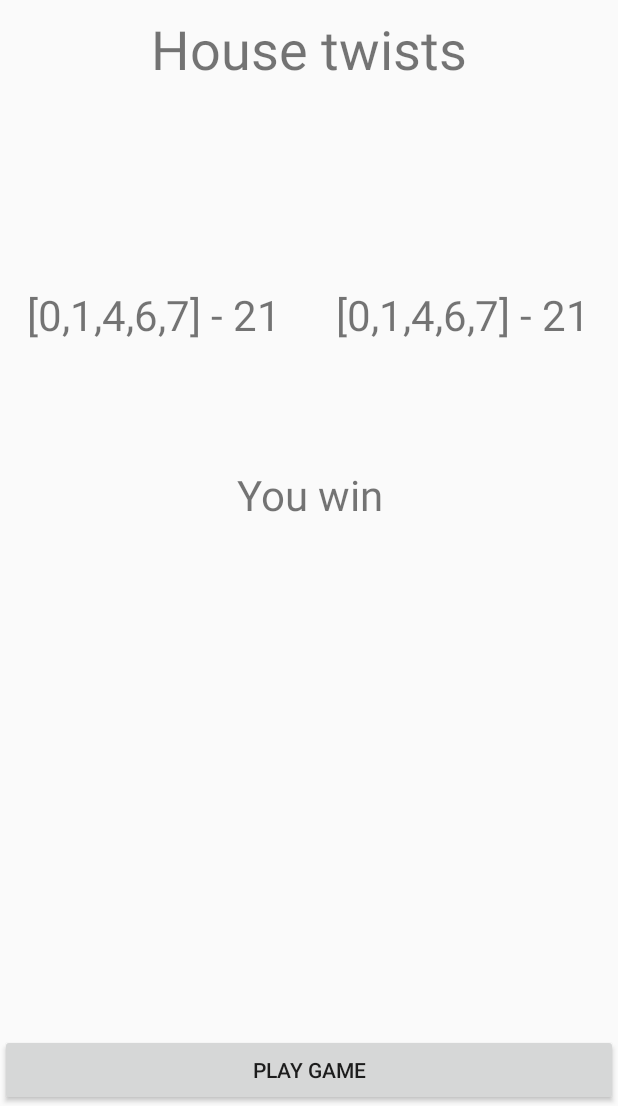
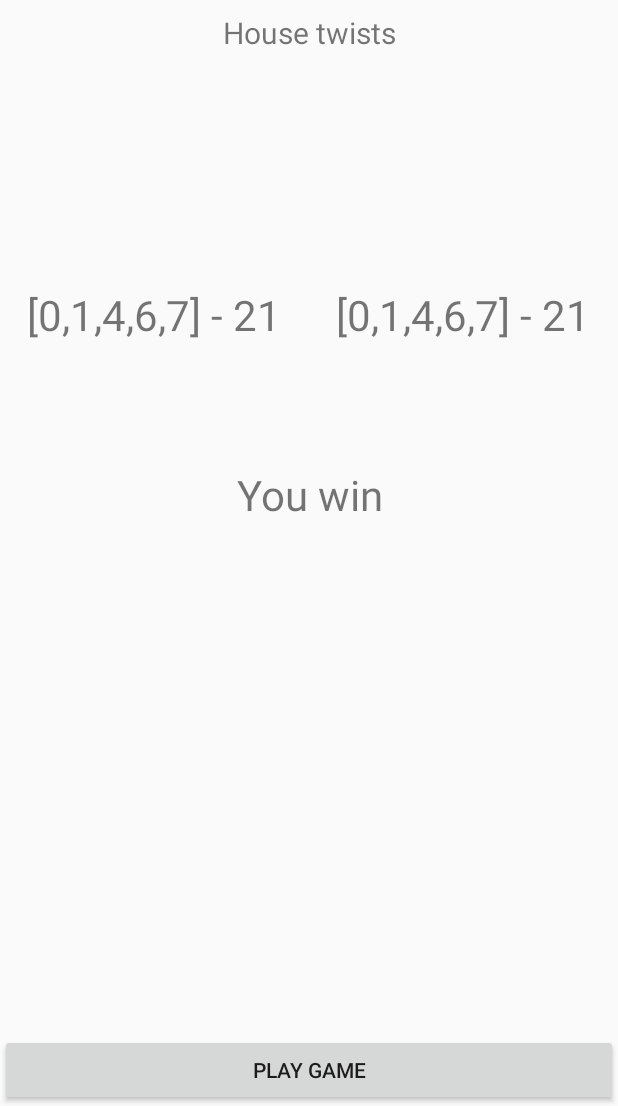
Before and after one commit to Jon-Ross/blackjack-android, an Android app: the layout activity_main.xml on its own in the app's theme, with its tools: preview values and no code run, on a phone screen of 412 x 824 dp, the part 130-1236 px from its top. Run offline under Robolectric (Android 15) with nearby library versions, the phone set to English and light mode, and no system bars.

```diff
--- a/app/src/main/res/layout/activity_main.xml
+++ b/app/src/main/res/layout/activity_main.xml
@@ -32,7 +32,7 @@
             android:layout_width="match_parent"
             android:layout_height="wrap_content"
             android:padding="8dp"
-            android:textSize="36sp"
+            android:textSize="20sp"
             android:gravity="center"
             tools:text="House twists"/>
 
```
Also changed, not shown: app/src/main/java/com/ethnlau/blackjack_android/game_screen/GameActivity.java (+17 -2 lines).
